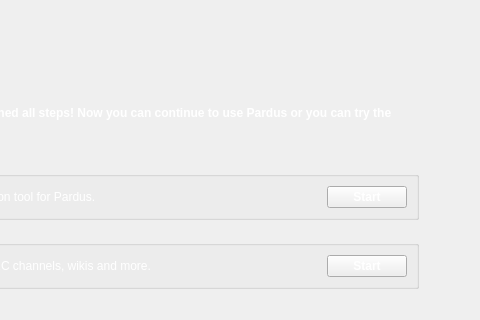
Qt form kde4/kaptan4/src/gui/goodbyeWidget.ui (pars-linux/uludag) before a commit; both pictures show x 243 to 723 and y 127 to 447 of the 723 by 447 pixel window.
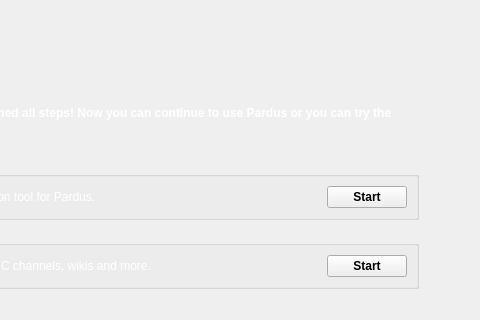
The same form after that commit.

Commit message: if there's no change, don't kill plasma at all

The edit to the form file:
```diff
--- a/kde4/kaptan4/src/gui/goodbyeWidget.ui
+++ b/kde4/kaptan4/src/gui/goodbyeWidget.ui
@@ -123,7 +123,10 @@
             <bold>true</bold>
            </font>
           </property>
-          <property name="text">
+          <property name="styleSheet" >
+           <string notr="true" >color: black</string>
+          </property>
+          <property name="text" >
            <string>Start</string>
           </property>
          </widget>
@@ -171,7 +174,10 @@
             <bold>true</bold>
            </font>
           </property>
-          <property name="text">
+          <property name="styleSheet" >
+           <string notr="true" >color: black</string>
+          </property>
+          <property name="text" >
            <string>Start</string>
           </property>
          </widget>
```
Left out of the diff: 140 changed lines with no effect on the pictures. The commit also changes 2 other files.
